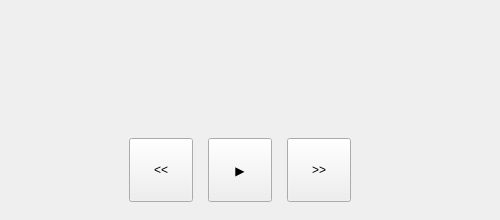
Qt form QT/server_latest_api/musicbar.ui (songyc04/SmartMirror) before a commit.
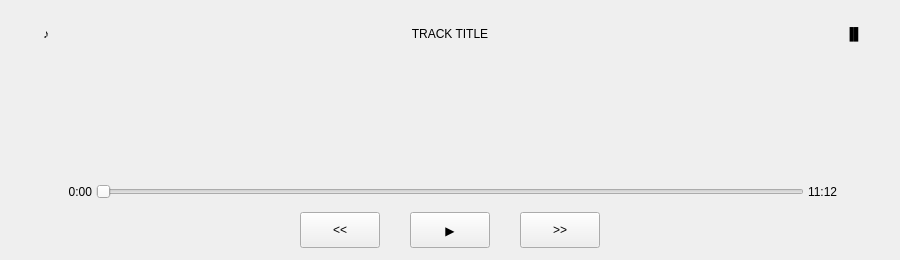
The same form after that commit.

```diff
--- a/QT/server_latest_api/musicbar.ui
+++ b/QT/server_latest_api/musicbar.ui
@@ -6,86 +6,202 @@
    <rect>
     <x>0</x>
     <y>0</y>
-    <width>500</width>
-    <height>220</height>
+    <width>900</width>
+    <height>260</height>
    </rect>
   </property>
+  <property name="minimumSize">
+   <size>
+    <width>700</width>
+    <height>240</height>
+   </size>
+  </property>
   <property name="windowTitle">
    <string>Form</string>
   </property>
-  <widget class="QWidget" name="verticalLayoutWidget">
+  <widget class="QLabel" name="lblMusicIcon">
    <property name="geometry">
     <rect>
-     <x>120</x>
-     <y>10</y>
-     <width>241</width>
-     <height>194</height>
+     <x>28</x>
+     <y>16</y>
+     <width>36</width>
+     <height>36</height>
     </rect>
    </property>
-   <layout class="QVBoxLayout" name="verticalLayout">
-    <item>
+   <property name="text">
+    <string>♪</string>
+   </property>
+   <property name="alignment">
+    <set>Qt::AlignCenter</set>
+   </property>
+  </widget>
+  <widget class="QLabel" name="lblTrackTitle">
+   <property name="geometry">
+    <rect>
+     <x>72</x>
+     <y>16</y>
+     <width>756</width>
+     <height>36</height>
+    </rect>
+   </property>
+   <property name="text">
+    <string>TRACK TITLE</string>
+   </property>
+   <property name="alignment">
+    <set>Qt::AlignCenter</set>
+   </property>
+  </widget>
+  <widget class="QLabel" name="lblBarsIcon">
+   <property name="geometry">
+    <rect>
+     <x>836</x>
+     <y>16</y>
+     <width>36</width>
+     <height>36</height>
+    </rect>
+   </property>
+   <property name="text">
+    <string>▐▌</string>
+   </property>
+   <property name="alignment">
+    <set>Qt::AlignCenter</set>
+   </property>
+  </widget>
      <widget class="QWidget" name="waveContainer" native="true">
-      <property name="enabled">
-       <bool>true</bool>
+   <property name="geometry">
+    <rect>
+     <x>24</x>
+     <y>60</y>
+     <width>852</width>
+     <height>110</height>
+    </rect>
       </property>
       <property name="minimumSize">
        <size>
         <width>0</width>
-        <height>120</height>
+     <height>110</height>
        </size>
       </property>
       <property name="maximumSize">
        <size>
         <width>16777215</width>
-        <height>120</height>
+     <height>110</height>
        </size>
       </property>
      </widget>
-    </item>
-    <item>
-     <layout class="QHBoxLayout" name="horizontalLayout">
-      <item>
+  <widget class="QLabel" name="lblCurrentTime">
+   <property name="geometry">
+    <rect>
+     <x>24</x>
+     <y>178</y>
+     <width>68</width>
+     <height>28</height>
+    </rect>
+   </property>
+   <property name="text">
+    <string>0:00</string>
+   </property>
+   <property name="alignment">
+    <set>Qt::AlignRight|Qt::AlignTrailing|Qt::AlignVCenter</set>
+   </property>
+  </widget>
+  <widget class="QSlider" name="progressSlider">
+   <property name="geometry">
+    <rect>
+     <x>96</x>
+     <y>182</y>
+     <width>708</width>
+     <height>20</height>
+    </rect>
+   </property>
+   <property name="minimum">
+    <number>0</number>
+   </property>
+   <property name="maximum">
+    <number>672</number>
+   </property>
+   <property name="value">
+    <number>0</number>
+   </property>
+   <property name="orientation">
+    <enum>Qt::Horizontal</enum>
+   </property>
+   <property name="tickPosition">
+    <enum>QSlider::NoTicks</enum>
+   </property>
+  </widget>
+  <widget class="QLabel" name="lblTotalTime">
+   <property name="geometry">
+    <rect>
+     <x>808</x>
+     <y>178</y>
+     <width>68</width>
+     <height>28</height>
+    </rect>
+   </property>
+   <property name="text">
+    <string>11:12</string>
+   </property>
+   <property name="alignment">
+    <set>Qt::AlignLeading|Qt::AlignLeft|Qt::AlignVCenter</set>
+   </property>
+  </widget>
        <widget class="QToolButton" name="btnPrev">
+   <property name="geometry">
+    <rect>
+     <x>300</x>
+     <y>212</y>
+     <width>80</width>
+     <height>36</height>
+    </rect>
+   </property>
         <property name="minimumSize">
          <size>
           <width>64</width>
-          <height>64</height>
+     <height>32</height>
          </size>
         </property>
         <property name="text">
          <string>&lt;&lt;</string>
         </property>
        </widget>
-      </item>
-      <item>
        <widget class="QToolButton" name="btnPlay">
+   <property name="geometry">
+    <rect>
+     <x>410</x>
+     <y>212</y>
+     <width>80</width>
+     <height>36</height>
+    </rect>
+   </property>
         <property name="minimumSize">
          <size>
           <width>64</width>
-          <height>64</height>
+     <height>32</height>
          </size>
         </property>
         <property name="text">
          <string>▶</string>
         </property>
        </widget>
-      </item>
-      <item>
        <widget class="QToolButton" name="btnNext">
+   <property name="geometry">
+    <rect>
+     <x>520</x>
+     <y>212</y>
+     <width>80</width>
+     <height>36</height>
+    </rect>
+   </property>
         <property name="minimumSize">
          <size>
           <width>64</width>
-          <height>64</height>
+     <height>32</height>
          </size>
         </property>
         <property name="text">
          <string>&gt;&gt;</string>
         </property>
-       </widget>
-      </item>
-     </layout>
-    </item>
-   </layout>
   </widget>
  </widget>
  <resources/>
```
Left out of the diff: 2 changed lines with no effect on the pictures. Lines whose indentation alone changed are shown as unchanged.
